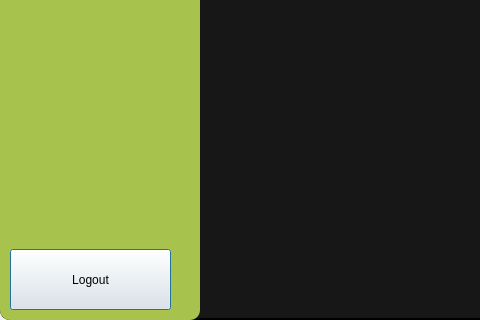
Old version of the form Ripple/menu.ui in the repository Rzouga01/Qt-Project; both pictures show x 0 to 480 and y 330 to 650 of the 1200 by 650 pixel window.
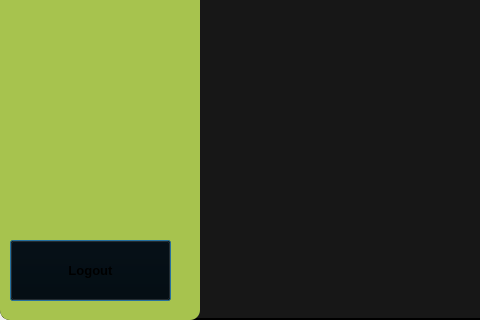
New version of the form. Icons and pictures are not drawn.

Commit message: logout icon

Diff of the .ui file:
```diff
--- a/Ripple/menu.ui
+++ b/Ripple/menu.ui
@@ -59,16 +59,30 @@
    <property name="frameShadow">
     <enum>QFrame::Raised</enum>
    </property>
-  </widget>
   <widget class="QPushButton" name="logoutButton">
    <property name="geometry">
     <rect>
      <x>10</x>
-     <y>579</y>
+      <y>570</y>
      <width>161</width>
      <height>61</height>
     </rect>
    </property>
+    <property name="font">
+     <font>
+      <pointsize>10</pointsize>
+      <weight>75</weight>
+      <bold>true</bold>
+     </font>
+    </property>
+    <property name="whatsThis">
+     <string>&lt;html&gt;&lt;head/&gt;&lt;body&gt;&lt;p&gt;Logout&lt;/p&gt;&lt;/body&gt;&lt;/html&gt;</string>
+    </property>
+    <property name="styleSheet">
+     <string notr="true">QPushButton {
+    background-color: transparent; /* Set the background color to transparent */
+    }</string>
+    </property>
    <property name="text">
     <string>Logout</string>
    </property>
@@ -76,6 +90,13 @@
     <iconset>
      <normaloff>../Resources/Icons/logout.png</normaloff>../Resources/Icons/logout.png</iconset>
    </property>
+    <property name="iconSize">
+     <size>
+      <width>25</width>
+      <height>25</height>
+     </size>
+    </property>
+   </widget>
   </widget>
  </widget>
  <resources/>
```
Lines whose indentation alone changed are shown as unchanged. The commit also changes 2 other files.
